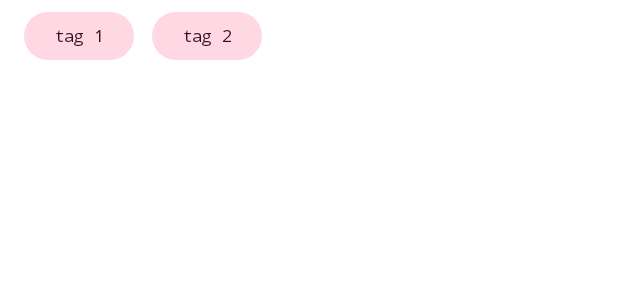
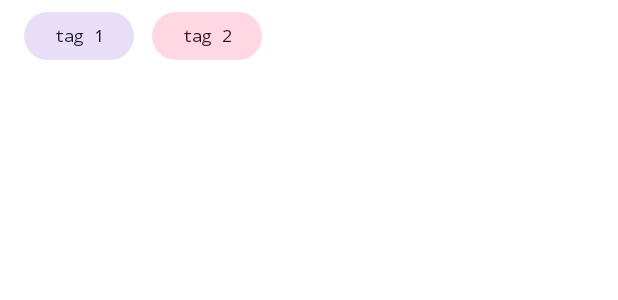
Before and after one commit to LDRAlighieri/Composites, an Android app built with Jetpack Compose: the @Preview function TagsRowSlotPreview, on a phone screen of 412 x 824 dp. Shown: the top 300 px of the screen. Run offline under Robolectric (Android 15) with nearby library versions, the phone set to English and light mode, and no system bars; 1 statement that could not run was skipped.

Commit message:
Add FiberglassFlowRow and FiberglassFlowColumn composites

```diff
--- /dev/null
+++ b/composites-fiberglass/src/main/kotlin/ru/ldralighieri/composites/fiberglass/row/FiberglassFlowRow.kt
@@ -0,0 +1,68 @@
+/*
+ * Copyright 2023 Vladimir Raupov
+ *
+ * Licensed under the Apache License, Version 2.0 (the "License");
+ * you may not use this file except in compliance with the License.
+ * You may obtain a copy of the License at
+ *
+ *     http://www.apache.org/licenses/LICENSE-2.0
+ *
+ * Unless required by applicable law or agreed to in writing, software
+ * distributed under the License is distributed on an "AS IS" BASIS,
+ * WITHOUT WARRANTIES OR CONDITIONS OF ANY KIND, either express or implied.
+ * See the License for the specific language governing permissions and
+ * limitations under the License.
+ */
+
+package ru.ldralighieri.composites.fiberglass.row
+
+import androidx.compose.foundation.layout.Arrangement
+import androidx.compose.foundation.layout.Box
+import androidx.compose.foundation.layout.FlowRow
+import androidx.compose.foundation.layout.PaddingValues
+import androidx.compose.foundation.layout.padding
+import androidx.compose.runtime.Composable
+import androidx.compose.runtime.key
+import androidx.compose.ui.Alignment
+import androidx.compose.ui.Modifier
+import androidx.compose.ui.unit.dp
+import ru.ldralighieri.composites.fiberglass.model.FiberglassItem
+import ru.ldralighieri.composites.fiberglass.model.FiberglassRowItemSlots
+
+/**
+ * Fiberglass flow row Composite
+ *
+ * @param items List of [FiberglassItem] items.
+ * @param itemSlots FiberglassRow [slots map][FiberglassRowItemSlots].
+ * @param modifier The modifier to be applied to the Composite.
+ * @param contentPadding A padding around the whole content. Negative padding is not permitted — it
+ * will cause IllegalArgumentException.
+ * @param horizontalArrangement The horizontal arrangement of the layout's children.
+ * @param verticalAlignment The vertical alignment of the layout's children.
+ * @param maxItemsInEachRow The maximum number of items per row
+ */
+@Composable
+fun FiberglassFlowRow(
+    items: List<FiberglassItem>,
+    itemSlots: FiberglassRowItemSlots,
+    modifier: Modifier = Modifier,
+    contentPadding: PaddingValues = PaddingValues(0.dp),
+    horizontalArrangement: Arrangement.Horizontal = Arrangement.Start,
+    verticalAlignment: Alignment.Vertical = Alignment.Top,
+    maxItemsInEachRow: Int = Int.MAX_VALUE
+) {
+    Box(modifier = modifier) {
+        FlowRow(
+            modifier = Modifier.padding(contentPadding),
+            horizontalArrangement = horizontalArrangement,
+            verticalAlignment = verticalAlignment,
+            maxItemsInEachRow = maxItemsInEachRow
+        ) {
+            items.forEach { item ->
+                key(item.id) {
+                    itemSlots[item::class]?.let { it(item) }
+                }
+            }
+        }
+    }
+}
--- a/sample/src/main/kotlin/ru/ldralighieri/composites/sample/ui/fiberglass/items/FiberglassItems.kt
+++ b/sample/src/main/kotlin/ru/ldralighieri/composites/sample/ui/fiberglass/items/FiberglassItems.kt
@@ -38,18 +38,22 @@ private val LOREM_IPSUM_SOURCE = (
         " eleifend a. Curabitur congue orci in neque euismod a blandit libero vehicula."
     ).split(" ")
 
+
 data class StickyHeaderItem(override val title: String) : FiberglassStickyHeaderItem {
     override val id: String = title
 }
+
 
 data class SpacerItem(val height: Int) : FiberglassItem {
     override val id: String = UUID.randomUUID().toString()
 }
 
+
 data class LoremIpsumItem(private val words: Int) : FiberglassItem {
     val text = LOREM_IPSUM_SOURCE.take(words).joinToString(separator = " ")
     override val id: Int = words
 }
+
 
 data class SmallImageItem(override val id: String = UUID.randomUUID().toString()) : FiberglassItem
 data class BigImageItem(override val id: String = UUID.randomUUID().toString()) : FiberglassItem
@@ -63,14 +67,21 @@ data class ImagesRowItem(val count: Int) : FiberglassItem {
     }
 }
 
-data class TagItem(val number: Int) : FiberglassItem {
+
+open class TagItem(number: Int) : FiberglassItem {
     override val id: String = UUID.randomUUID().toString()
-    val text: String = "tag $number"
+    open val text: String = "tag $number"
 }
 
-data class TagRowItem(val count: Int) : FiberglassItem {
+data class SecondaryTagItem(val number: Int) : TagItem(number)
+data class TertiaryTagItem(val number: Int) : TagItem(number)
+
+data class TagsFlowRowItem(val count: Int) : FiberglassItem {
     override val id: String = "TagItem_$count"
     val tags: List<TagItem> = buildList {
-        repeat(count) { add(TagItem(it + 1)) }
+        repeat(count) {
+            val number = it + 1
+            add(if (it % 2 == 0) SecondaryTagItem(number) else TertiaryTagItem(number))
+        }
     }
 }
--- a/sample/src/main/kotlin/ru/ldralighieri/composites/sample/ui/fiberglass/items/FiberglassSlots.kt
+++ b/sample/src/main/kotlin/ru/ldralighieri/composites/sample/ui/fiberglass/items/FiberglassSlots.kt
@@ -30,24 +30,25 @@ import androidx.compose.foundation.layout.padding
 import androidx.compose.foundation.layout.size
 import androidx.compose.foundation.lazy.LazyColumn
 import androidx.compose.foundation.lazy.LazyItemScope
-import androidx.compose.foundation.rememberScrollState
 import androidx.compose.material.Chip
 import androidx.compose.material.ChipDefaults
 import androidx.compose.material.ExperimentalMaterialApi
 import androidx.compose.material.icons.Icons
 import androidx.compose.material.icons.filled.Image
 import androidx.compose.material3.Text
+import androidx.compose.material3.contentColorFor
 import androidx.compose.runtime.Composable
 import androidx.compose.ui.Alignment
 import androidx.compose.ui.Modifier
+import androidx.compose.ui.graphics.Color
 import androidx.compose.ui.graphics.ColorFilter
 import androidx.compose.ui.unit.Dp
 import androidx.compose.ui.unit.dp
 import ru.ldralighieri.composites.fiberglass.model.FiberglassLazyItemSlot
 import ru.ldralighieri.composites.fiberglass.model.FiberglassRowItemSlot
 import ru.ldralighieri.composites.fiberglass.model.FiberglassStickyHeaderSlot
+import ru.ldralighieri.composites.fiberglass.row.FiberglassFlowRow
 import ru.ldralighieri.composites.fiberglass.row.FiberglassLazyRow
-import ru.ldralighieri.composites.fiberglass.row.FiberglassRow
 import ru.ldralighieri.composites.sample.ThemePreviews
 import ru.ldralighieri.composites.sample.theme.AppTheme
 
@@ -112,29 +113,35 @@ fun imagesRowSlot(): FiberglassLazyItemSlot = {
     }
 }
 
+@Composable
+fun secondaryTagSlot(): FiberglassRowItemSlot = tagSlot(AppTheme.colors.secondaryContainer)
+
+@Composable
+fun tertiaryTagSlot(): FiberglassRowItemSlot = tagSlot(AppTheme.colors.tertiaryContainer)
+
 @OptIn(ExperimentalMaterialApi::class)
-fun tagSlot(): FiberglassRowItemSlot = {
+private fun tagSlot(backgroundColor: Color): FiberglassRowItemSlot = {
     Chip(
         onClick = {},
-        colors = ChipDefaults.chipColors(
-            backgroundColor = AppTheme.colors.tertiaryContainer
-        )
+        colors = ChipDefaults.chipColors(backgroundColor = backgroundColor)
     ) {
         Text(
             text = (it as TagItem).text,
             modifier = Modifier.padding(horizontal = 8.dp),
-            color = AppTheme.colors.onTertiaryContainer,
+            color = AppTheme.colors.contentColorFor(backgroundColor),
             style = AppTheme.typography.labelSmall
         )
     }
 }
 
-fun tagsRowSlot(): FiberglassLazyItemSlot = {
-    with(it as TagRowItem) {
-        FiberglassRow(
+fun tagsFlowRowSlot(): FiberglassLazyItemSlot = {
+    with(it as TagsFlowRowItem) {
+        FiberglassFlowRow(
             items = tags,
-            itemSlots = mapOf(TagItem::class to tagSlot()),
-            scrollState = rememberScrollState(),
+            itemSlots = mapOf(
+                SecondaryTagItem::class to secondaryTagSlot(),
+                TertiaryTagItem::class to tertiaryTagSlot(),
+            ),
             contentPadding = PaddingValues(horizontal = AppTheme.dimensions.horizontalGuideline),
             horizontalArrangement = Arrangement.spacedBy(12.dp)
         )
@@ -213,8 +220,8 @@ private fun ImagesRowSlotPreview() {
 private fun TagSlotPreview() {
     AppTheme(dynamicColor = false) {
         Row {
-            tagSlot()(
-                TagItem(2)
+            secondaryTagSlot()(
+                SecondaryTagItem(2)
             )
         }
     }
@@ -224,8 +231,8 @@ private fun TagSlotPreview() {
 @ThemePreviews
 private fun TagsRowSlotPreview() {
     ItemSlotPreview {
-        tagsRowSlot()(
-            TagRowItem(2)
+        tagsFlowRowSlot()(
+            TagsFlowRowItem(2)
         )
     }
 }
```
Also changed, not shown: composites-fiberglass/src/main/kotlin/ru/ldralighieri/composites/fiberglass/column/FiberglassFlowColumn.kt (added, +68 -0 lines), sample/src/main/kotlin/ru/ldralighieri/composites/sample/ui/fiberglass/FiberglassScreen.kt (+4 -4 lines).
